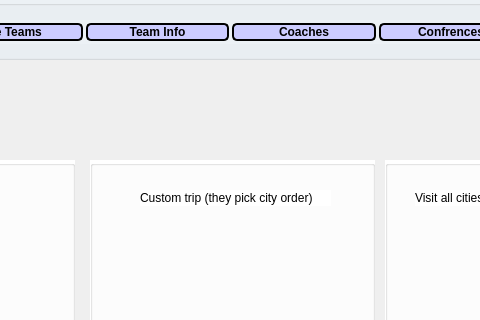
moetaei/CS1D-Basketball, file CS1D-Basketball-master/Basketball/user.ui: the form before one commit; both pictures show x 220 to 700 and y 0 to 320 of the 1200 by 700 pixel window.
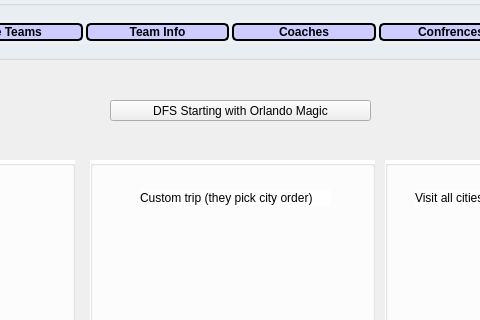
The form after the commit.

```diff
--- a/CS1D-Basketball-master/Basketball/user.ui
+++ b/CS1D-Basketball-master/Basketball/user.ui
@@ -214,6 +214,19 @@
       <string/>
      </property>
     </widget>
+    <widget class="QPushButton" name="dfs">
+     <property name="geometry">
+      <rect>
+       <x>330</x>
+       <y>40</y>
+       <width>261</width>
+       <height>21</height>
+      </rect>
+     </property>
+     <property name="text">
+      <string>DFS Starting with Orlando Magic</string>
+     </property>
+    </widget>
     <zorder>BackgroundImageVolcano</zorder>
     <zorder>package1</zorder>
     <zorder>package2</zorder>
```
Left out of the diff: 1 changed line with no effect on the pictures.
